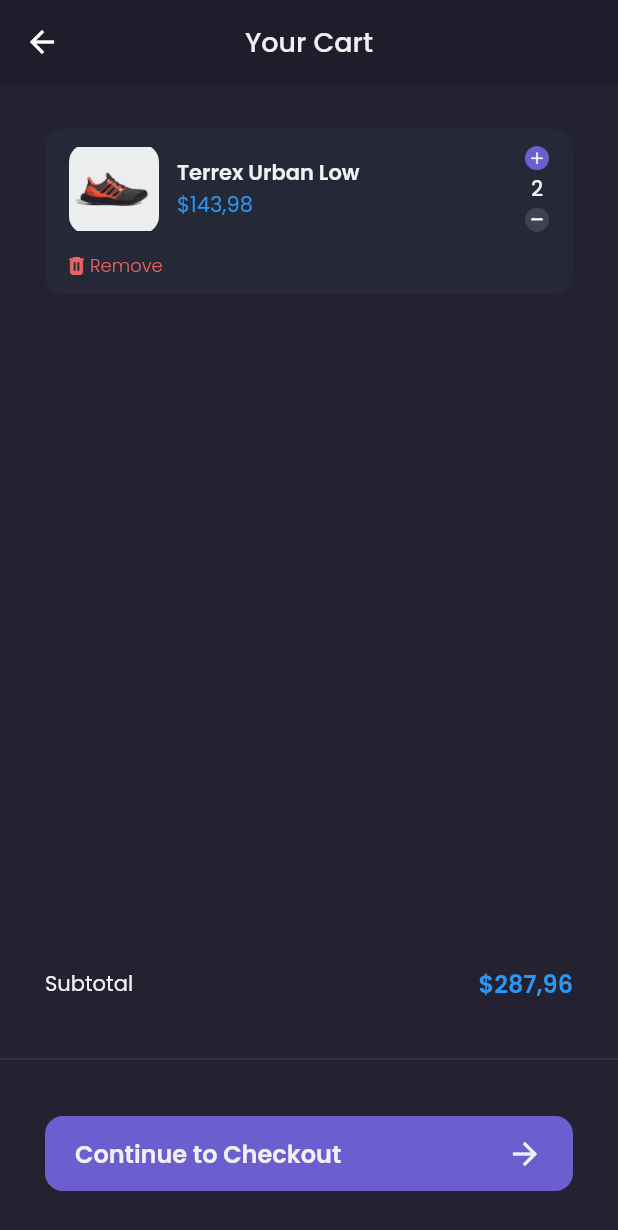
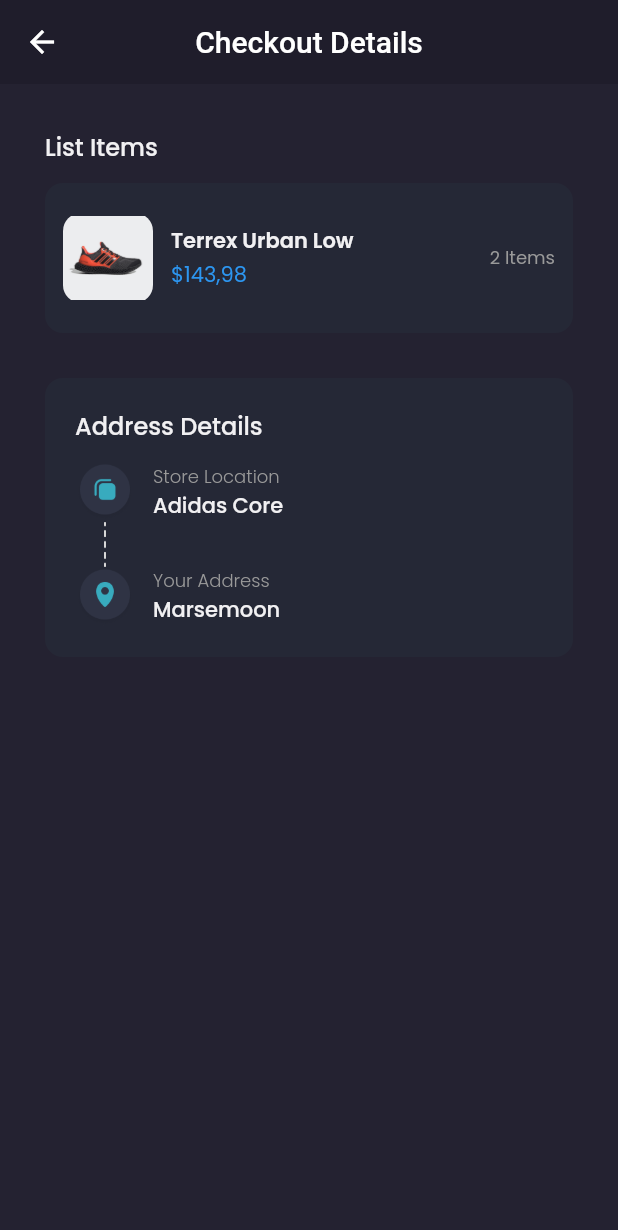
Before and after one commit to AlvinSanudharma/shamo_app, a Flutter app: the CartPage screen opened by its route, after a tap on "Continue to Checkout", on a phone screen of 412 x 824 dp. Shown: the top 1230 px of the screen. Run offline on Flutter 3.47's test engine with Material 2 defaults, Android fonts, the phone set to English and light mode, and no system bars; our stand-ins replace carousel_slider, google_fonts.

Commit message:
Checkout Page Bagian Address Details

```diff
--- a/lib/main.dart
+++ b/lib/main.dart
@@ -1,5 +1,6 @@
 import 'package:flutter/material.dart';
 import 'package:shamo_app/pages/cart_page.dart';
+import 'package:shamo_app/pages/checkout_page.dart';
 import 'package:shamo_app/pages/detail_chat_page.dart';
 import 'package:shamo_app/pages/edit_profile.page.dart';
 import 'package:shamo_app/pages/home/main_page.dart';
@@ -24,6 +25,7 @@ class MyApp extends StatelessWidget {
       '/edit-profile': (context) => const EditProfilePage(),
       '/product': (context) => const ProductPage(),
       '/cart': (context) => const CartPage(),
+      '/checkout': (context) => const CheckoutPage()
     });
   }
 }
--- a/lib/pages/cart_page.dart
+++ b/lib/pages/cart_page.dart
@@ -111,7 +111,9 @@ class CartPage extends StatelessWidget {
               height: 50,
               margin: EdgeInsets.symmetric(horizontal: defaultMargin),
               child: TextButton(
-                onPressed: () {},
+                onPressed: () {
+                  Navigator.pushNamed(context, '/checkout');
+                },
                 style: TextButton.styleFrom(
                     backgroundColor: primaryColor,
                     padding: const EdgeInsets.symmetric(horizontal: 20),
--- /dev/null
+++ b/lib/pages/checkout_page.dart
@@ -0,0 +1,118 @@
+import 'package:flutter/material.dart';
+import 'package:shamo_app/theme.dart';
+import 'package:shamo_app/widgets/checkout_card.dart';
+
+class CheckoutPage extends StatelessWidget {
+  const CheckoutPage({super.key});
+
+  @override
+  Widget build(BuildContext context) {
+    PreferredSizeWidget header() {
+      return AppBar(
+        backgroundColor: backgroundColor1,
+        elevation: 0,
+        centerTitle: true,
+        title: Text('Checkout Details'),
+      );
+    }
+
+    Widget content() {
+      return ListView(
+        padding: EdgeInsets.symmetric(horizontal: defaultMargin),
+        children: [
+          // NOTE: List Items
+          Container(
+            margin: EdgeInsets.only(top: defaultMargin),
+            child: Column(
+              crossAxisAlignment: CrossAxisAlignment.start,
+              children: [
+                Text(
+                  'List Items',
+                  style: primaryTextStyle.copyWith(
+                      fontSize: 16, fontWeight: medium),
+                ),
+                CheckoutCard()
+              ],
+            ),
+          ),
+          // NOTE: Address Details
+          Container(
+            margin: EdgeInsets.only(top: defaultMargin),
+            padding: const EdgeInsets.all(20),
+            decoration: BoxDecoration(
+                color: backgroundColor4,
+                borderRadius: BorderRadius.circular(12)),
+            child: Column(
+              crossAxisAlignment: CrossAxisAlignment.start,
+              children: [
+                Text(
+                  'Address Details',
+                  style: primaryTextStyle.copyWith(
+                      fontSize: 16, fontWeight: medium),
+                ),
+                const SizedBox(
+                  height: 12,
+                ),
+                Row(
+                  children: [
+                    Column(
+                      children: [
+                        Image.asset(
+                          'assets/icon_store_location.png',
+                          width: 40,
+                        ),
+                        Image.asset(
+                          'assets/icon_line.png',
+                          height: 30,
+                        ),
+                        Image.asset(
+                          'assets/icon_your_address.png',
+                          width: 40,
+                        ),
+                      ],
+                    ),
+                    const SizedBox(
+                      width: 12,
+                    ),
+                    Column(
+                      crossAxisAlignment: CrossAxisAlignment.start,
+                      children: [
+                        Text(
+                          'Store Location',
+                          style: secondaryTextStyle.copyWith(
+                              fontSize: 12, fontWeight: light),
+                        ),
+                        Text(
+                          'Adidas Core',
+                          style: primaryTextStyle.copyWith(fontWeight: medium),
+                        ),
+                        const SizedBox(
+                          height: 30,
+                        ),
+                        Text(
+                          'Your Address',
+                          style: secondaryTextStyle.copyWith(
+                              fontSize: 12, fontWeight: light),
+                        ),
+                        Text(
+                          'Marsemoon',
+                          style: primaryTextStyle.copyWith(fontWeight: medium),
+                        ),
+                      ],
+                    )
+                  ],
+                )
+              ],
+            ),
+          )
+        ],
+      );
+    }
+
+    return Scaffold(
+      backgroundColor: backgroundColor3,
+      appBar: header(),
+      body: content(),
+    );
+  }
+}
--- /dev/null
+++ b/lib/widgets/checkout_card.dart
@@ -0,0 +1,57 @@
+import 'package:flutter/material.dart';
+import 'package:shamo_app/theme.dart';
+
+class CheckoutCard extends StatelessWidget {
+  const CheckoutCard({super.key});
+
+  @override
+  Widget build(BuildContext context) {
+    return Container(
+      decoration: BoxDecoration(
+          color: backgroundColor4, borderRadius: BorderRadius.circular(12)),
+      margin: const EdgeInsets.only(top: 12),
+      padding: const EdgeInsets.symmetric(vertical: 20, horizontal: 12),
+      child: Row(
+        children: [
+          Container(
+            width: 60,
+            height: 60,
+            decoration: BoxDecoration(
+                borderRadius: BorderRadius.circular(12),
+                image: const DecorationImage(
+                    image: AssetImage('assets/image_shoes.png'))),
+          ),
+          const SizedBox(
+            width: 12,
+          ),
+          Expanded(
+            child: Column(
+              crossAxisAlignment: CrossAxisAlignment.start,
+              children: [
+                Text(
+                  'Terrex Urban Low',
+                  style: primaryTextStyle.copyWith(fontWeight: semiBold),
+                  overflow: TextOverflow.ellipsis,
+                ),
+                const SizedBox(
+                  height: 2,
+                ),
+                Text(
+                  '\$143,98',
+                  style: priceTextStyle,
+                )
+              ],
+            ),
+          ),
+          const SizedBox(
+            width: 12,
+          ),
+          Text(
+            '2 Items',
+            style: secondaryTextStyle.copyWith(fontSize: 12),
+          )
+        ],
+      ),
+    );
+  }
+}
```
Also changed, not shown: assets/icon_line.png (added).
